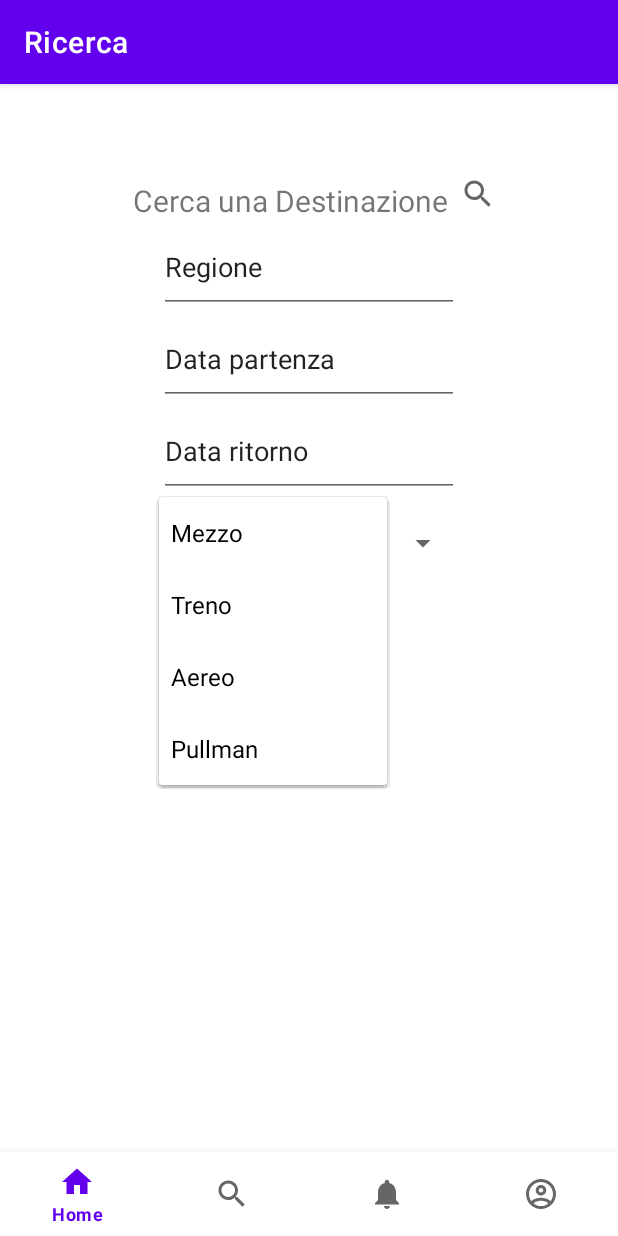
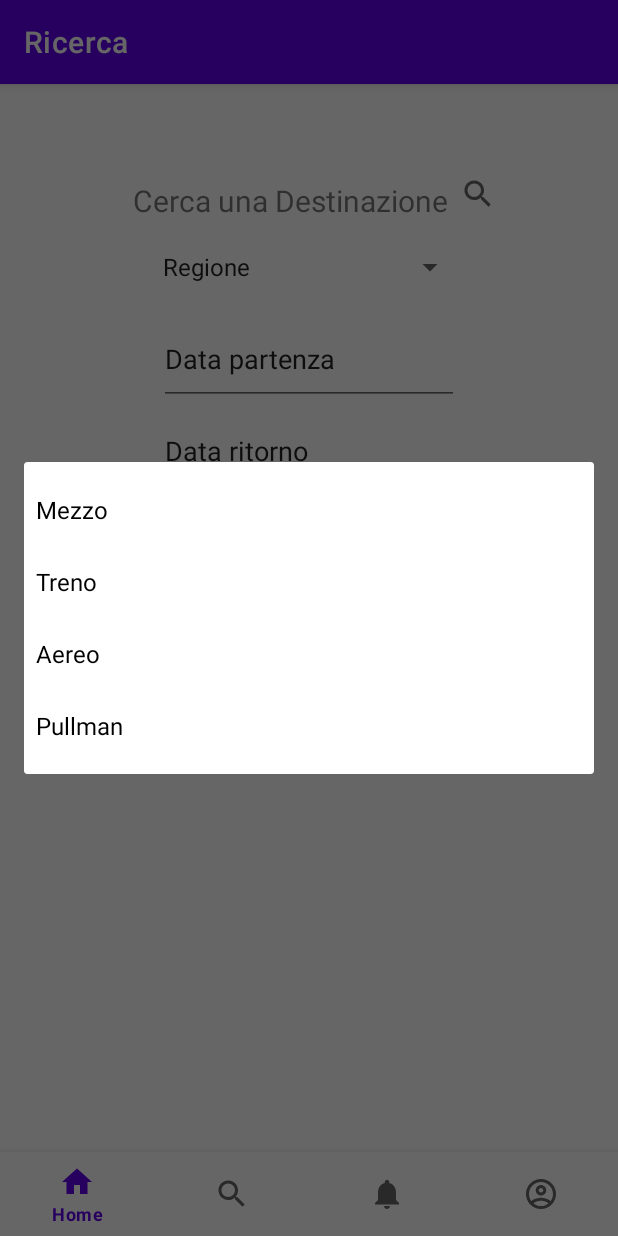
Before and after one commit to SteTrotto/GrandTour, an Android app: the SearchFragment screen opened through its navigation route, after a tap on "Mezzo", on a phone screen of 412 x 824 dp. Run offline under Robolectric (Android 15) with nearby library versions, the phone set to English and light mode, and no system bars; our stand-ins replace navigation-ui.

Commit message:
check search#2

```diff
--- a/app/src/main/java/com/example/grandtour/ui/ricerca/SearchFragment.java
+++ b/app/src/main/java/com/example/grandtour/ui/ricerca/SearchFragment.java
@@ -37,11 +37,12 @@ public class SearchFragment extends Fragment {
     private FragmentSearchBinding binding;
 
     private ImageButton imageButton;
-    private EditText editText;
-    private EditText editDate;
+    private EditText editAndata;
     private EditText editRitorno;
     private Spinner spinnerMezzo;
     private int spinnerSel;
+    private Spinner spinnerSearch;
+    private int spinnerReg;
 
     final Calendar myCalendar = Calendar.getInstance();
     private boolean andata;
@@ -72,10 +73,18 @@ public class SearchFragment extends Fragment {
 
 
         imageButton = root.findViewById(R.id.search_button);
-        editText = root.findViewById(R.id.search_regione);
-        editDate = root.findViewById(R.id.search_data_partenza);
+        editAndata = root.findViewById(R.id.search_data_partenza);
         editRitorno = root.findViewById(R.id.search_data_ritorno);
         spinnerMezzo = root.findViewById(R.id.spinner_mezzo);
+
+        spinnerSearch = root.findViewById(R.id.spinner_search);
+
+        spinnerSearch.setOnItemSelectedListener(new SpinnerActivity(){
+            @Override
+            public void onItemSelected(AdapterView<?> parent, View view, int pos, long id) {
+                spinnerReg = pos;                                      //elemento selenzionato della lista
+            }
+        });
 
         //selezione oggetto spinner
         spinnerMezzo.setOnItemSelectedListener(new SpinnerActivity(){
@@ -102,7 +111,7 @@ public class SearchFragment extends Fragment {
             }
         };
 
-        editDate.setOnClickListener(new View.OnClickListener() {
+        editAndata.setOnClickListener(new View.OnClickListener() {
             @Override
             public void onClick(View v) {
                 andata = true;
@@ -135,21 +144,21 @@ public class SearchFragment extends Fragment {
             public void onClick(View v) {
 
                 //String.valueOf(editText.getText()) prende il valore in stringa del editText
-                String regione = String.valueOf(editText.getText());
-                String dataAndata = String.valueOf(editDate.getText());
+                String regione = (String) spinnerSearch.getItemAtPosition(spinnerReg);
+                String dataAndata = String.valueOf(editAndata.getText());
                 String dataRitorno = String.valueOf(editRitorno.getText());
                 String mezzo = (String) spinnerMezzo.getItemAtPosition(spinnerSel);
 
-                //if(regione.equalsIgnoreCase("Regione")) return;
+                if(regione.equalsIgnoreCase("Regione")) return;
                 Log.d(TAG_S, regione);
 
-                //if(dataAndata.equalsIgnoreCase("Data partenza")) return;
+                if(dataAndata.equalsIgnoreCase("Data partenza")) return;
                 Log.d(TAG_S, dataAndata);
 
-                //if(dataRitorno.equalsIgnoreCase("Data ritorno")) return;
+                if(dataRitorno.equalsIgnoreCase("Data ritorno")) return;
                 Log.d(TAG_S, dataRitorno);
 
-                //if(mezzo.equalsIgnoreCase("mezzo")) return;
+                if(mezzo.equalsIgnoreCase("mezzo")) return;
                 Log.d(TAG_S, mezzo);
 
                 String today = sdf.format(new Date());
@@ -157,11 +166,13 @@ public class SearchFragment extends Fragment {
 
 
                 Date t = new Date();
+                /*
                 try {
                     t = sdf.parse(today);
                 } catch (ParseException e) {
                     e.printStackTrace();
                 }
+                */
                 Date a = new Date();
                 try {
                     a = sdf.parse(dataAndata);
@@ -174,16 +185,21 @@ public class SearchFragment extends Fragment {
                 } catch (ParseException e) {
                     e.printStackTrace();
                 }
-                /*
+
+
+                //lista check delle date
+                //aggiungere controlli
                 if(t.after(a)) {
-                    Log.e(TAG_S, "oggi dopo di andata");
+                    Log.e(TAG_S, "oggi dopo di andata"); //return:  //messaggio per utente
                 }
                 if(t.after(r)) {
-                    Log.e(TAG_S, "oggi dopo di ritorno");
-                }*/
+                    Log.e(TAG_S, "oggi dopo di ritorno"); //return;  //messaggio per utente
+                }
                 if(a.after(r)) {
                     Log.e(TAG_S, "andata dopo ritorno"); //return;  //messagio per utente
                 }
+                //invio a pagina dei risultati
+                //uso SearchViewModel per salvataggio dei parametri
             }
         }
         );
@@ -217,8 +233,7 @@ public class SearchFragment extends Fragment {
         //String myFormat = "dd/MM/yy"; //In which you need put here
         //SimpleDateFormat sdf = new SimpleDateFormat(myFormat, Locale.ITALY);
 
-        if(andata)  editDate.setText(sdf.format(myCalendar.getTime()));
+        if(andata)  editAndata.setText(sdf.format(myCalendar.getTime()));
         else        editRitorno.setText(sdf.format(myCalendar.getTime()));
     }
-
 }
--- a/app/src/main/res/layout/fragment_search.xml
+++ b/app/src/main/res/layout/fragment_search.xml
@@ -39,13 +39,13 @@
 
     </LinearLayout>
 
-    <EditText
-        android:id="@+id/search_regione"
-        android:layout_width="200dp"
+    <Spinner
+        android:layout_width="210dp"
         android:layout_height="61dp"
-        android:text="Regione"
-        android:textAllCaps="false"
-        android:layout_gravity="center"/>
+        android:layout_gravity="center"
+        android:id="@+id/spinner_search"
+        android:entries="@array/regione"
+        android:spinnerMode="dropdown"/>
 
     <EditText
         android:id="@+id/search_data_partenza"
@@ -72,9 +72,10 @@
         android:focusableInTouchMode="false"/>
 
     <Spinner
-        android:layout_width="200dp"
+        android:layout_width="210dp"
         android:layout_height="61dp"
         android:layout_gravity="center"
         android:id="@+id/spinner_mezzo"
-        android:entries="@array/mezzo"/>
+        android:entries="@array/mezzo"
+        android:spinnerMode="dialog"/>
 </LinearLayout>
--- a/app/src/main/res/values/strings.xml
+++ b/app/src/main/res/values/strings.xml
@@ -8,7 +8,7 @@
     <string name="action_search">Action_Serach</string>
     <string name="action_settings">Action_Setting</string>
 
-<!--
+
     <string-array name="regione">
         <item>Regione</item>
         <item>Abruzzo</item>
@@ -29,10 +29,10 @@
         <item>Toscana</item>
         <item>Trentino Alto Adige</item>
         <item>Umbria</item>
-        <item>Valle d'Aosta</item>
+        <item>Valle d"'"Aosta</item>
         <item>Veneto</item>
     </string-array>
--->
+
     <string-array name="mezzo">
         <item>Mezzo</item>
         <item>Treno</item>
```
